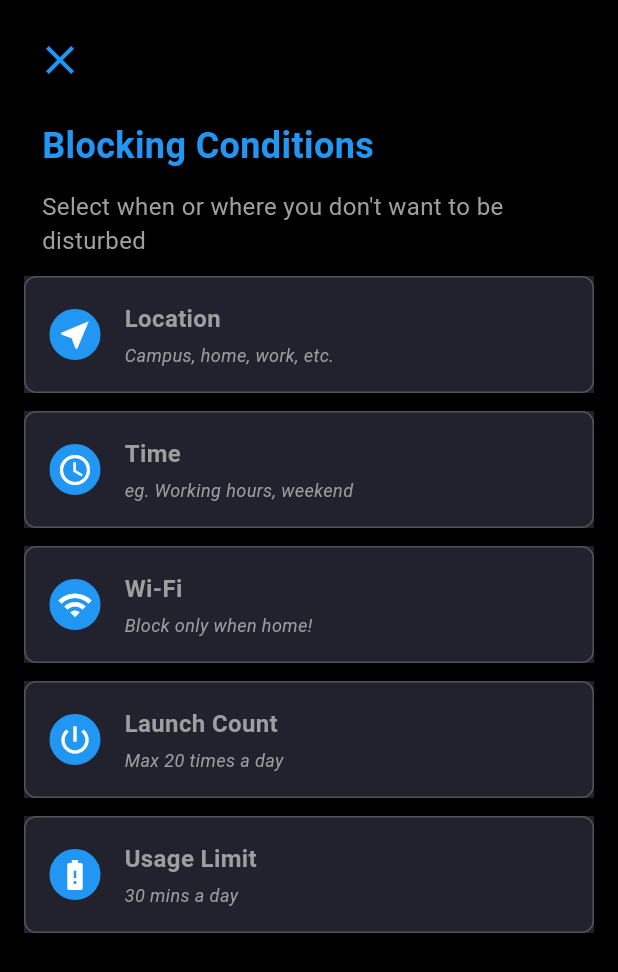
After one commit to spiritoftime/check-app-plugin, a Flutter app: the BlockingConditionsPage screen opened by its route, on a phone screen of 412 x 824 dp. The commit adds this screen. Shown: the top 972 px of the screen. Run offline on Flutter 3.47's test engine with Material 3 defaults, Android fonts, the phone set to English and light mode, and no system bars; our stand-ins replace accordion, bloc, buttons_tabbar, carousel_slider, equatable, flutter_bloc and 4 more; missing offline and left inert: flutter_background_service, flutter_background_service_android, overlay_pop_up.

Commit message:
create blocking conditions page

```diff
--- /dev/null
+++ b/example/lib/features/blocking_conditions/presentation/blocking_conditions_page.dart
@@ -0,0 +1,96 @@
+import 'package:checkapp_plugin_example/features/blocking_conditions/presentation/widgets/blocking_condition.dart';
+import 'package:flutter/material.dart';
+import 'package:flutter/widgets.dart';
+import 'package:gap/gap.dart';
+import 'package:go_router/go_router.dart';
+
+class BlockingConditionsPage extends StatelessWidget {
+  BlockingConditionsPage({super.key});
+  final List<Map<String, dynamic>> conditions = [
+    {
+      'text': 'Location',
+      'description': 'Campus, home, work, etc.',
+      'icon': const Icon(Icons.near_me,size: 24,),
+      'route': '/location',
+    },
+    {
+      'text': 'Time',
+      'description': 'eg. Working hours, weekend',
+      'icon': const Icon(Icons.schedule, size: 24),
+      'route': '/time',
+    },
+    {
+      'text': 'Wi-Fi',
+      'description':
+          'Block only when home!',
+      'icon': const Icon(Icons.wifi, size: 24),
+      'route': '/wifi',
+    },
+    {
+      'text': 'Launch Count',
+      'description': 'Max 20 times a day',
+      'icon': const Icon(Icons.power_settings_new, size: 24),
+      'route': '/launch-count',
+    },
+    {
+      'text': 'Usage Limit',
+      'description': '30 mins a day',
+      'icon': const Icon(Icons.battery_alert, size: 24),
+      'route': '/usage-limit',
+    },
+  ];
+  @override
+  Widget build(BuildContext context) {
+    return Scaffold(
+      body: SafeArea(
+        child: Padding(
+          padding: const EdgeInsets.symmetric(horizontal: 16.0, vertical: 16.0),
+          child: Column(
+            crossAxisAlignment: CrossAxisAlignment.start,
+            children: [
+              IconButton(
+                padding: EdgeInsets.zero,
+                constraints: const BoxConstraints(),
+                icon: const Icon(Icons.close, size: 32, color: Colors.blue),
+                onPressed: () {
+                  context.pop();
+                },
+              ),
+              const Gap(16),
+              const Padding(
+                padding: EdgeInsets.only(left: 12.0),
+                child: Text(
+                  'Blocking Conditions',
+                  style: TextStyle(
+                      fontSize: 24,
+                      color: Colors.blue,
+                      fontWeight: FontWeight.bold),
+                ),
+              ),
+              const Gap(12),
+              const Padding(
+                padding: EdgeInsets.only(left: 12.0),
+                child: Text(
+                  'Select when or where you don\'t want to be disturbed',
+                  style: TextStyle(color: Colors.grey, fontSize: 16.0),
+                ),
+              ),
+              Expanded(
+                child: ListView.builder(
+                  itemBuilder: (context, index) {
+                    return BlockingCondition(
+                        text: conditions[index]['text'],
+                        description: conditions[index]['description'],
+                        icon: conditions[index]['icon'],
+                        route: conditions[index]['route']);
+                  },
+                  itemCount: conditions.length,
+                ),
+              )
+            ],
+          ),
+        ),
+      ),
+    );
+  }
+}
--- /dev/null
+++ b/example/lib/features/blocking_conditions/presentation/widgets/blocking_condition.dart
@@ -0,0 +1,75 @@
+import 'package:flutter/material.dart';
+import 'package:gap/gap.dart';
+import 'package:go_router/go_router.dart';
+
+class BlockingCondition extends StatelessWidget {
+  final String text;
+  final String description;
+  final Icon icon;
+  final String route;
+  const BlockingCondition(
+      {super.key,
+      required this.text,
+      required this.description,
+      required this.icon,
+      required this.route});
+
+  @override
+  Widget build(BuildContext context) {
+    return Column(
+      children: [
+        const Gap(12),
+        Material(
+          child: InkWell(
+            onTap: () => context.go(route),
+            child: Ink(
+              color: const Color(0xff21222D),
+              child: Container(
+                padding: const EdgeInsets.all(16.0),
+                decoration: BoxDecoration(
+                  border:
+                      Border.all(color: Colors.grey.withOpacity(0.4), width: 1),
+                  borderRadius: BorderRadius.circular(8),
+                ),
+                child: Row(
+                  children: [
+                    Container(
+                        decoration: BoxDecoration(
+                            borderRadius: BorderRadius.circular(50),
+                            color: Colors.blue,
+                            border: Border.all(width: 5, color: Colors.blue)),
+                        child: icon),
+                    const Gap(16),
+                    Expanded(
+                      child: Column(
+                        crossAxisAlignment: CrossAxisAlignment.start,
+                        children: [
+                          Text(
+                            text,
+                            style: const TextStyle(
+                                fontWeight: FontWeight.bold,
+                                fontSize: 16,
+                                color: Colors.grey),
+                          ),
+                          const Gap(4),
+                          Text(
+                            description,
+                            softWrap: true,
+                            style: const TextStyle(
+                                fontStyle: FontStyle.italic,
+                                fontSize: 12,
+                                color: Colors.grey),
+                          ),
+                        ],
+                      ),
+                    )
+                  ],
+                ),
+              ),
+            ),
+          ),
+        )
+      ],
+    );
+  }
+}
--- a/example/lib/features/create_block/presentation/create_block_page.dart
+++ b/example/lib/features/create_block/presentation/create_block_page.dart
@@ -72,7 +72,6 @@ class _CreateBlockPageState extends State<CreateBlockPage> {
           val['websites'] != null && val['websites'].isNotEmpty ||
           val['keywords'] != null && val['keywords'].isNotEmpty;
     });
-    print("cubit state: ${blockCubit.state.apps}");
   }
 
   @override
@@ -213,8 +212,7 @@ class _CreateBlockPageState extends State<CreateBlockPage> {
                 ),
                 onPressed: isSubmitEnabled
                     ? () {
-                        // navigate to the next page
-                        print("enabled");
+                      context.go('/blocking-conditions');
                       }
                     : null, // null disables the button
                 child: const Text(
--- a/example/lib/features/create_block/presentation/widgets/custom_checkbox_group.dart
+++ b/example/lib/features/create_block/presentation/widgets/custom_checkbox_group.dart
@@ -55,7 +55,7 @@ class _CustomCheckboxGroupState extends State<CustomCheckboxGroup> {
                     final isSelected = selectedValues.contains(app);
 
                     return CheckboxListTile(
-                      value: isSelected,
+                      value: isSelected,fillColor: WidgetStateProperty.all(Colors.black),checkColor: Colors.white,
                       contentPadding: EdgeInsets.zero,
                       title: widget.content(app),
                       controlAffinity: ListTileControlAffinity.trailing,
--- a/example/lib/features/home/presentation/home_page.dart
+++ b/example/lib/features/home/presentation/home_page.dart
@@ -14,7 +14,7 @@ class HomePage extends StatefulWidget {
 class _HomePageState extends State<HomePage> {
   int _selectedIndex = 0;
 final List<Widget> _children = [
-     HomeScreen(),
+     const HomeScreen(),
     const StrictBlockScreen(),
     const StatisticsScreen(),
     const ProfileScreen(),
--- a/example/lib/router/router.dart
+++ b/example/lib/router/router.dart
@@ -1,4 +1,5 @@
 import 'package:checkapp_plugin_example/features/basic/presentation/basic_screen.dart';
+import 'package:checkapp_plugin_example/features/blocking_conditions/presentation/blocking_conditions_page.dart';
 import 'package:checkapp_plugin_example/features/create_block/bloc/app/app_bloc.dart';
 import 'package:checkapp_plugin_example/features/create_block/presentation/create_block_page.dart';
 import 'package:checkapp_plugin_example/features/details/presentation/details_screen.dart';
@@ -35,6 +36,11 @@ final GoRouter _router = GoRouter(
                 child: const CreateBlockPage(),
               );
             }),
+        GoRoute(
+            path: 'blocking-conditions',
+            builder: (BuildContext context, GoRouterState state) {
+              return BlockingConditionsPage();
+            }),
       ],
     ),
   ],
--- a/lib/checkapp_plugin.dart
+++ b/lib/checkapp_plugin.dart
@@ -1,4 +1,3 @@
-import 'package:checkapp_plugin/checkapp_plugin_method_channel.dart';
 
 import 'checkapp_plugin_platform_interface.dart';
 
--- a/lib/checkapp_plugin_method_channel.dart
+++ b/lib/checkapp_plugin_method_channel.dart
@@ -1,4 +1,3 @@
-import 'dart:convert';
 
 import 'package:checkapp_plugin/checkapp_plugin_constants.dart';
 import 'package:flutter/foundation.dart';
```
Also changed, not shown: example/lib/features/home/presentation/widgets/home_screen.dart (+3 -8 lines), 2 other files.
